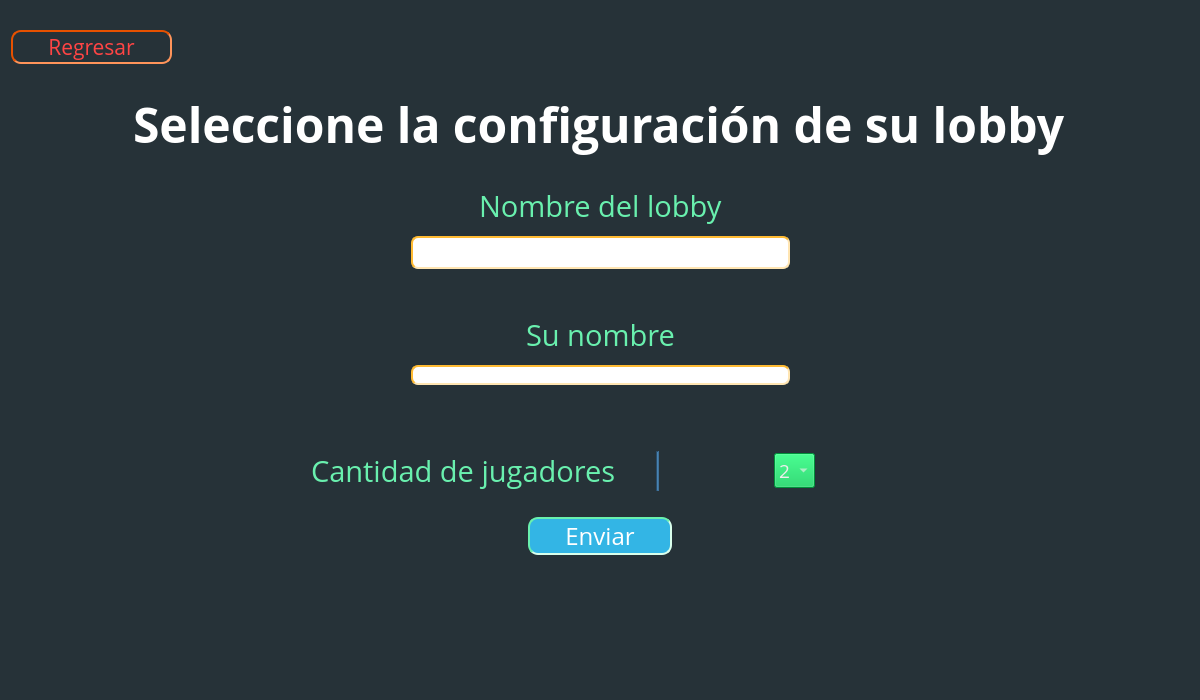
The window that ScrabbleClient/mainwindow.ui (CE2103-Algorithms-Data-Structures-2/Scrabble-client) describes before a commit, drawn with Qt 5.
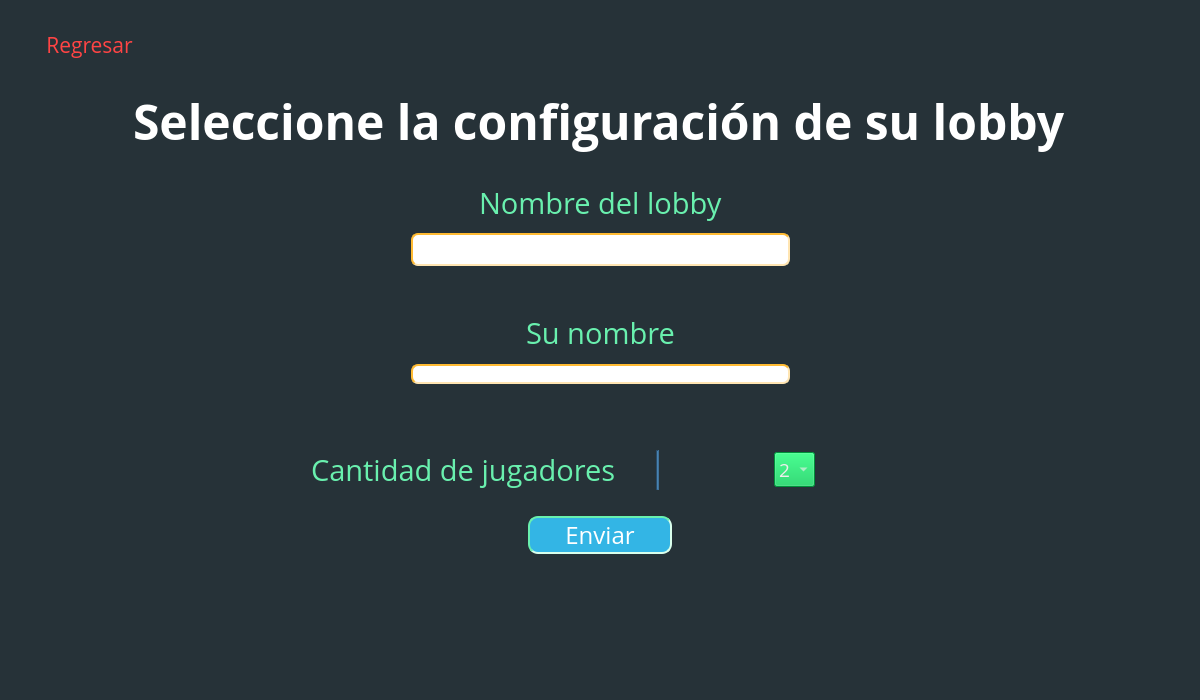
The same window after the commit. The open tabs and pages were chosen to show the change.

The edit to the form file:
```diff
--- a/ScrabbleClient/mainwindow.ui
+++ b/ScrabbleClient/mainwindow.ui
@@ -640,11 +640,11 @@
          </property>
          <property name="styleSheet">
           <string notr="true">background-color: rgb(38, 50, 56);
+border-color: rgb(38, 50, 56);
 color: rgb(255, 68, 68);
 border-radius: 10px;
-border-width : 1.5px;
+border-width : 0px;
 border-style:inset;
-border-color: rgb(230, 81, 0);
   padding-top: 0px;
   padding-right: 35px;
   padding-bottom: 0px;
```
Left out of the diff: 4 changed lines with no effect on the pictures.
